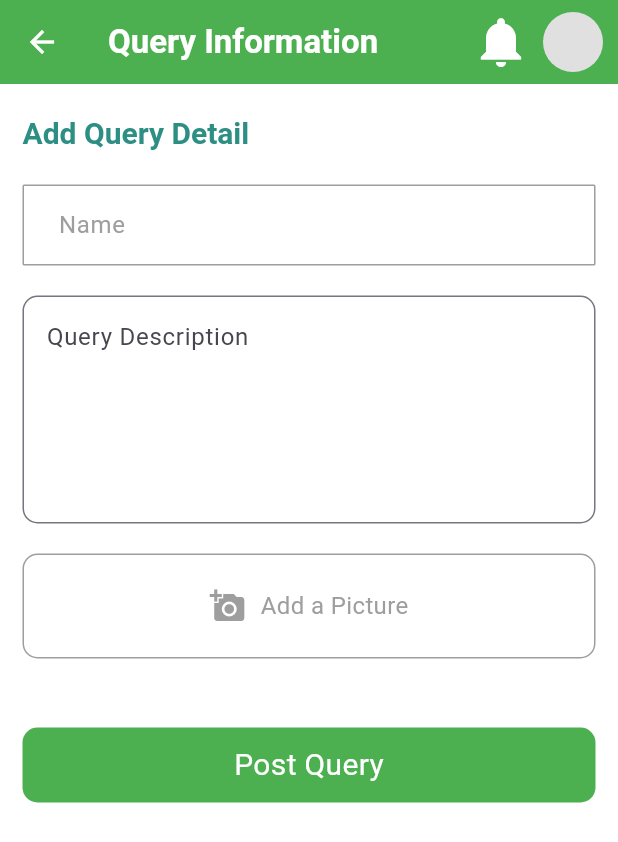
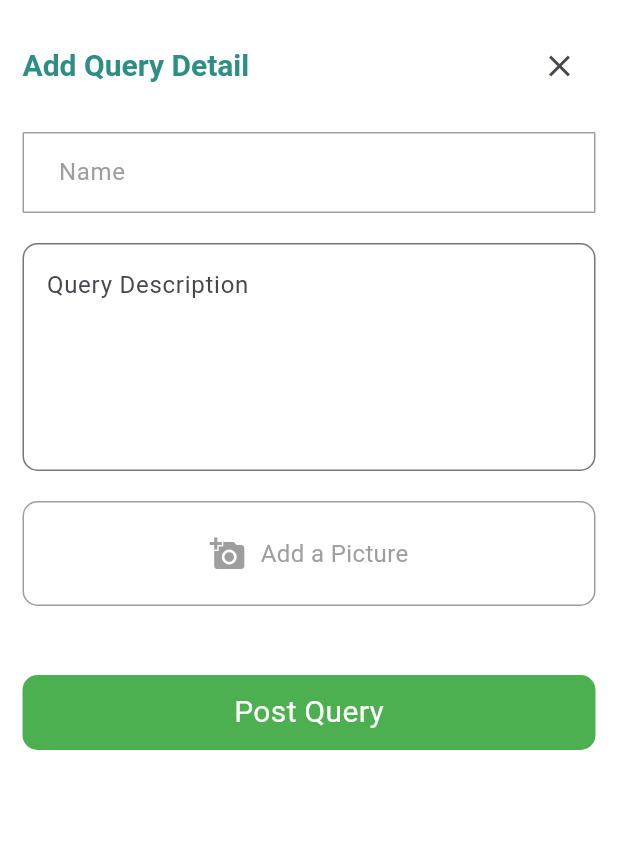
Before and after one commit to waqas1343/Qabil.jobs, a Flutter app: the QueryInfo screen opened directly, on a phone screen of 412 x 824 dp. Shown: the top 842 px of the screen. Run offline on Flutter 3.47's test engine with Material 3 defaults, Android fonts, the light colour scheme and no system bars; our stand-ins replace another_flushbar, image_picker, pinput; Roboto replaces fonts that are missing (KumbhSans-VariableFont_YOPQ,wght.ttf).

Commit message:
updated query_info and complete profile

```diff
--- a/lib/View/auth/query_information/query_info.dart
+++ b/lib/View/auth/query_information/query_info.dart
@@ -61,29 +61,8 @@ class QueryInfo extends StatelessWidget {
       );
     }
 
-    return SafeArea(
-      child: Scaffold(
-        appBar: AppBar(
-          backgroundColor: Colors.green,
-          title: const Text("Query Information"),
-          foregroundColor: Colors.white,
-          actions: [
-            IconButton(
-              onPressed: () {},
-              icon: const Icon(
-                Icons.notifications,
-                color: Colors.white,
-                size: 40,
-              ),
-            ),
-            Padding(
-              padding: const EdgeInsets.only(right: 10),
-              child: CircleAvatar(
-                backgroundColor: Colors.grey[300],
-              ),
-            ),
-          ],
-        ),
+    return Scaffold(
+
       body: Consumer<QueryPostController>(
         builder: (context, query, child) {
           return SingleChildScrollView(
@@ -91,9 +70,18 @@ class QueryInfo extends StatelessWidget {
             child: Column(
               crossAxisAlignment: CrossAxisAlignment.start,
               children: [
+                Row(
+                  children: [
                     CustomText(
                       text: AppStrings.addquery,
                       style: Theme.of(context).textTheme.headlineSmall,
+                    ),
+                    Spacer(),
+
+                    IconButton(onPressed: () {
+                      Navigator.pop(context);
+                    }, icon: Icon(Icons.close),)
+                  ],
                 ),
                 const SizedBox(height: 20),
                 AppTextFields.customTextField(
@@ -215,7 +203,7 @@ class QueryInfo extends StatelessWidget {
           );
         },
       ),
-      ),
+
     );
   }
 }
--- a/lib/constant/app_strings/appstrings.dart
+++ b/lib/constant/app_strings/appstrings.dart
@@ -120,4 +120,7 @@ class AppStrings {
   static const String insertgallery = "Insert a Gallery";
 
   static const String gaming = "Game Developments";
+
+  static const String logoutButton = "logout";
+  static const String cencalText = "Cencel";
 }
--- a/lib/main.dart
+++ b/lib/main.dart
@@ -1,5 +1,6 @@
 import 'package:flutter/material.dart';
 import 'package:provider/provider.dart';
+import 'package:qabil_app/View/Screen/profileScreen/profileScreen.dart';
 import 'package:qabil_app/routes/routes_name/routes_names.dart';
 import 'package:qabil_app/routes/routes_screens/routes_screens.dart';
 import 'package:qabil_app/utils/text_theme/text_theme.dart';
--- a/lib/view_model/providers/multi_providers.dart
+++ b/lib/view_model/providers/multi_providers.dart
@@ -1,4 +1,5 @@
 import 'package:provider/provider.dart';
+import 'package:qabil_app/view_model/controller/profile_controller/profile_controller.dart';
 import 'package:qabil_app/view_model/providers/corse_select_provider.dart';
 import 'package:qabil_app/view_model/providers/select%20gender.dart';
 
@@ -31,4 +32,6 @@ final List<ChangeNotifierProvider> multiAppProviders = [
   ChangeNotifierProvider<PostProvider>(create: (_) => PostProvider()),
   ///////////////////
   ChangeNotifierProvider<QueryPostController>(create: (_) => QueryPostController()),
+  //////////
+  ChangeNotifierProvider<ProfileController>(create: (_)=>ProfileController())
 ];
```
Also changed, not shown: lib/View/Screen/profileScreen/profileScreen.dart (+116 -50 lines), lib/view_model/controller/profile_controller/profile_controller.dart (added, +31 -0 lines), lib/widgets/CustombottomNavbar/customNavbar.dart (+9 -5 lines), lib/widgets/custom_dialogbox/custom_dialogbox.dart (added, +55 -0 lines). Lines whose indentation alone changed are shown as unchanged.
